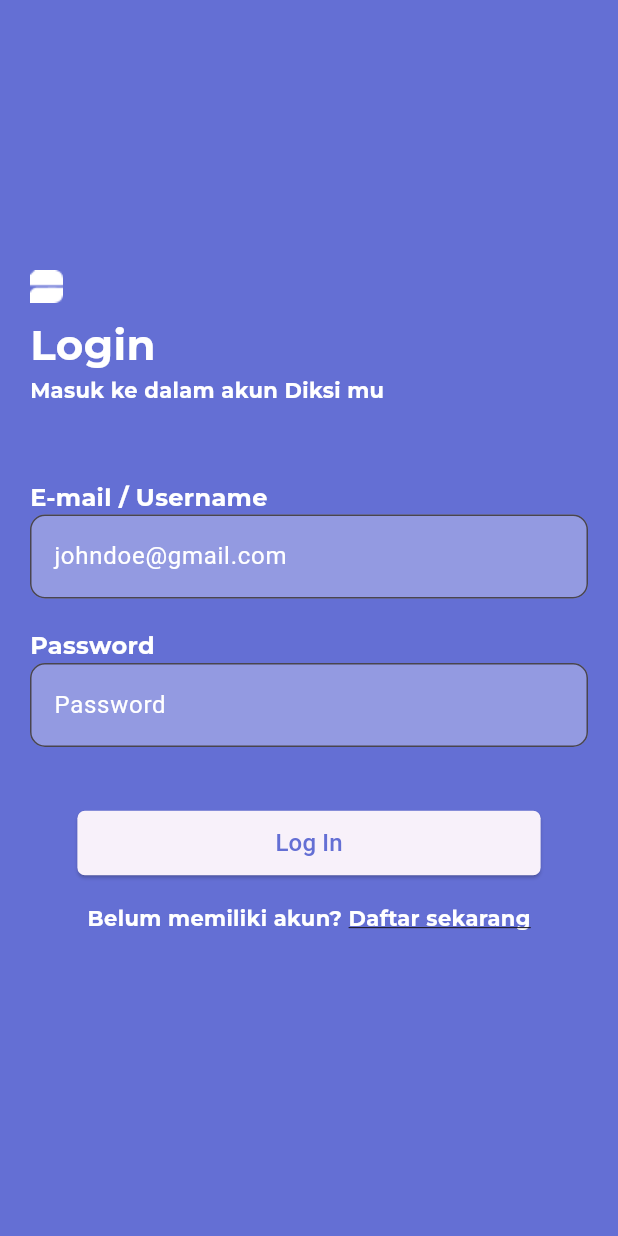
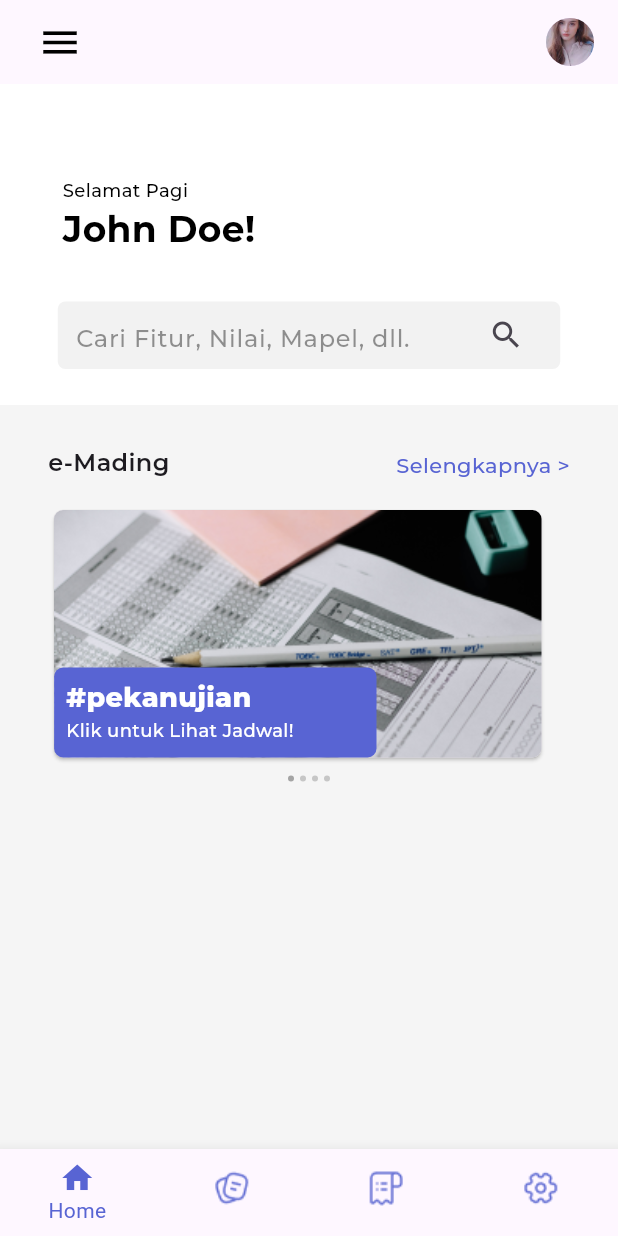
Before and after one commit to adampermana/diksimobile, a Flutter app: the screen it shows after launch, after a tap on "Log In", on a phone screen of 412 x 824 dp. Run offline on Flutter 3.47's test engine with Material 2 defaults, Android fonts, the phone set to English and light mode, and no system bars; drawn by our look-alikes of smooth_page_indicator; our stand-ins replace google_fonts.

Commit message:
commit H2

```diff
--- a/lib/auth/login_page.dart
+++ b/lib/auth/login_page.dart
@@ -1,6 +1,8 @@
 import 'package:flutter/material.dart';
 import 'package:google_fonts/google_fonts.dart';
+// import 'package:myapp/page/home/page_Home.dart';
 import 'package:myapp/auth/SignUpPage.dart';
+import 'package:myapp/page/main_page.dart';
 
 class LoginPage extends StatelessWidget {
   const LoginPage({Key? key}) : super(key: key);
@@ -18,7 +20,7 @@ class LoginPage extends StatelessWidget {
           child: Column(
             crossAxisAlignment: CrossAxisAlignment.start,
             children: [
-              const SizedBox(height: 180),
+              const SizedBox(height: 160),
               Container(
                 margin: const EdgeInsets.only(left: 20, right: 20),
                 child: Column(
@@ -134,7 +136,12 @@ class LoginPage extends StatelessWidget {
                                 'Log In',
                                 style: TextStyle(fontSize: 16),
                               ),
-                              onPressed: () {},
+                              onPressed: () {
+                                Navigator.push
+                                  (context, MaterialPageRoute(builder: (context) => const MainPage(),
+                                ),
+                                );
+                              },
                             ),
                           ),
                         ],
@@ -170,6 +177,7 @@ class LoginPage extends StatelessWidget {
                                 fontWeight: FontWeight.bold,
                                 color: Colors.white,
                                 decoration: TextDecoration.underline,
+                                decorationColor: Colors.white, // Atur warna underline di sini
                               ),
                             ),
                           ),
--- a/lib/main.dart
+++ b/lib/main.dart
@@ -1,7 +1,10 @@
 import 'package:flutter/material.dart';
 import 'package:myapp/auth/login_page.dart';
-import 'package:firebase_core/firebase_core.dart';
-import 'firebase_options.dart';
+// import 'package:myapp/page/home/page_Home.dart';
+// import 'package:myapp/auth/login_page.dart';
+// import 'package:myapp/page/main_page.dart';
+// import 'package:firebase_core/firebase_core.dart';
+// import 'firebase_options.dart';
 
 void main() {
   runApp(const Myapp());
@@ -15,7 +18,7 @@ class Myapp extends StatelessWidget {
   @override
   Widget build(BuildContext context) {
     return MaterialApp(
-      title: 'Flutter Demo',
+      title: 'DiksiMobile',
       theme: ThemeData(
         colorScheme: ColorScheme.fromSeed(seedColor: Colors.deepPurple),
         useMaterial3: true,
--- /dev/null
+++ b/lib/page/PageCard/card1.dart
@@ -0,0 +1,77 @@
+import 'package:flutter/material.dart';
+import 'package:google_fonts/google_fonts.dart';
+
+class Card1 extends StatelessWidget {
+  const Card1({Key? key}) : super(key: key);
+
+  @override
+  Widget build(BuildContext context) {
+    return Scaffold(
+      backgroundColor: Colors.transparent,
+      body: Container(
+        child: Column(
+            children: [
+              Card(
+                elevation: 1,
+                shape: RoundedRectangleBorder(
+                  borderRadius: BorderRadius.circular(6)
+                ),
+                child: Container(
+                  width: 325,
+                  height: 165,
+                  decoration: BoxDecoration(
+                    borderRadius: BorderRadius.circular(6),
+                    image: const DecorationImage(
+                      image: AssetImage('assets/images/mading.png'),
+                      fit: BoxFit.cover
+                    ),
+                  ),
+                  child: Stack(
+                    alignment: Alignment.bottomLeft,
+                    children: [
+                      Positioned(
+                        left: 0.1,
+                        right: 110,
+                        child: Container(
+                          width: 175,
+                          height: 60,
+                          decoration: BoxDecoration(
+                            color: Color(0xFF5864D3),
+                            borderRadius: BorderRadius.circular(6),
+                          ),
+                          child: Padding(
+                            padding: const EdgeInsets.symmetric(vertical: 7, horizontal: 8),
+                            child: Column(
+                              crossAxisAlignment: CrossAxisAlignment.start,
+                              children: [
+                                Text(
+                                  '#pekanujian',
+                                  style: GoogleFonts.montserrat(
+                                    fontSize: 18,
+                                    fontWeight: FontWeight.w800,
+                                    color: Colors.white,
+                                  ),
+                                ),
+                                Text(
+                                  'Klik untuk Lihat Jadwal!',
+                                  style: GoogleFonts.montserrat(
+                                    fontWeight: FontWeight.w500,
+                                    fontSize: 12,
+                                    color: Colors.white,
+                                  ),
+                                )
+                              ],
+                            ),
+                          ),
+                        ),
+                      )
+                    ],
+                  ),
+                ),
+              ),
+            ],
+        ),
+      ),
+    );
+  }
+}
--- /dev/null
+++ b/lib/page/home/page_Home.dart
@@ -0,0 +1,191 @@
+import 'package:flutter/material.dart';
+import 'package:google_fonts/google_fonts.dart';
+import 'package:myapp/page/PageCard/card1.dart';
+import 'package:myapp/page/PageCard/card2.dart';
+import 'package:myapp/page/PageCard/card3.dart';
+import 'package:myapp/page/PageCard/card4.dart';
+import 'package:smooth_page_indicator/smooth_page_indicator.dart';
+
+class HomePage extends StatefulWidget {
+  const HomePage({Key? key}) : super(key: key);
+
+  @override
+  _HomePageState createState() => _HomePageState();
+}
+
+class _HomePageState extends State<HomePage> {
+  final _controller = PageController();
+
+  @override
+  Widget build(BuildContext context) {
+    double w = MediaQuery.of(context).size.width;
+    double h = MediaQuery.of(context).size.height;
+
+    return Scaffold(
+      appBar: AppBar(
+        automaticallyImplyLeading: false, // Tidak menampilkan tombol navigasi kembali
+        elevation: 0, // Menghilangkan bayangan di bawah AppBar
+        title: Row(
+          mainAxisAlignment: MainAxisAlignment.spaceBetween,
+          children: [
+            IconButton(
+              icon: Icon(
+                Icons.menu,
+                color: Colors.black,
+                size: 30,
+              ),
+              onPressed: () {
+                // Tambahkan logika aksi saat tombol menu ditekan
+              },
+            ),
+            CircleAvatar(
+              radius: 16,
+              backgroundImage: AssetImage('assets/images/dasha.jpeg'),
+            ),
+          ],
+        ),
+      ),
+      body: Container(
+        width: w,
+        height: h,
+        color: const Color(0xFFFFFFFF),
+        child: SingleChildScrollView(
+          child: Column(
+            children: [
+              Container(
+                margin: const EdgeInsets.only(right: 200, top: 50),
+                padding: const EdgeInsets.all(12.0),
+                child: Column(
+                  crossAxisAlignment: CrossAxisAlignment.start,
+                  children: [
+                    Text(
+                      'Selamat Pagi',
+                      style: GoogleFonts.montserrat(
+                        fontSize: 12,
+                        fontWeight: FontWeight.w500,
+                        color: Colors.black,
+                      ),
+                    ),
+                    Text(
+                      'John Doe!',
+                      style: GoogleFonts.montserrat(
+                        fontSize: 24.0,
+                        fontWeight: FontWeight.w700,
+                        color: Colors.black,
+                      ),
+                    ),
+                  ],
+                ),
+              ),
+
+              // Search
+              Container(
+                width: 335,
+                height: 45,
+                margin: const EdgeInsets.only(left: 20, right: 20, top: 20),
+                padding: const EdgeInsets.symmetric(horizontal: 12.0),
+                decoration: BoxDecoration(
+                  color: const Color(0x0D000000),
+                  borderRadius: BorderRadius.circular(5.0),
+                ),
+                child: Row(
+                  children: [
+                    Expanded(
+                      child: TextField(
+                        decoration: InputDecoration(
+                          hintText: 'Cari Fitur, Nilai, Mapel, dll.',
+                          hintStyle: GoogleFonts.montserrat(
+                            fontSize: 16,
+                            fontWeight: FontWeight.w500,
+                            color: const Color(0x80292929),
+                          ),
+                          border: InputBorder.none,
+                        ),
+                      ),
+                    ),
+                    IconButton(
+                      icon: Icon(Icons.search),
+                      onPressed: () {
+                        // Tambahkan logika aksi saat tombol search ditekan
+                      },
+                    ),
+                  ],
+                ),
+              ),
+
+              // e-Mading
+              const SizedBox(height: 24),
+              Container(
+                width: w,
+                height: h,
+                color: const Color(0xFFF5F5F5),
+                child: Column(
+                  children: [
+                    Container(
+                      margin: const EdgeInsets.only(left: 20, right: 20, top: 15),
+                      padding: const EdgeInsets.all(12.0),
+                      child: Column(
+                        crossAxisAlignment: CrossAxisAlignment.start,
+                        children: [
+                          Row(
+                            crossAxisAlignment: CrossAxisAlignment.end,
+                            mainAxisAlignment: MainAxisAlignment.spaceBetween,
+                            children: [
+                              Text(
+                                'e-Mading',
+                                style: GoogleFonts.montserrat(
+                                  fontSize: 16,
+                                  fontWeight: FontWeight.w600,
+                                ),
+                              ),
+                              Text(
+                                'Selengkapnya >',
+                                style: GoogleFonts.montserrat(
+                                  fontSize: 14.0,
+                                  fontWeight: FontWeight.w500,
+                                  color: const Color(0xFF5864D3),
+                                ),
+                              ),
+                            ],
+                          ),
+                          const SizedBox(height: 16),
+                          SizedBox(
+                            height: 173,
+                            child: PageView(
+                              controller: _controller,
+                              children: const [
+                                Card1(),
+                                Card2(),
+                                Card3(),
+                                Card4(),
+                              ],
+                            ),
+                          ),
+                          const SizedBox(height: 8),
+                          Align(
+                            alignment: Alignment.center,
+                            child: SmoothPageIndicator(
+                              controller: _controller,
+                              count: 4,
+                              effect: const SwapEffect(
+                                spacing: 4,
+                                dotWidth: 4,
+                                dotHeight: 4,
+                                activeDotColor: Color(0xFFA4A4A4),
+                                dotColor: Color(0xFFC6C6C6),
+                              ),
+                            ),
+                          ),
+                        ],
+                      ),
+                    ),
+                  ],
+                ),
+              ),
+            ],
+          ),
+        ),
+      ),
+    );
+  }
+}
--- /dev/null
+++ b/lib/page/main_page.dart
@@ -0,0 +1,78 @@
+import 'package:flutter/material.dart';
+import 'package:myapp/page/home/page_Home.dart';
+
+class MainPage extends StatefulWidget {
+  const MainPage({Key? key}) : super(key: key);
+
+  @override
+  State<MainPage> createState() => _MainPageState();
+}
+
+class _MainPageState extends State<MainPage> {
+  int _selectedIndex = 0;
+
+  void _onTap(int index){
+    setState(() {
+      _selectedIndex = index;
+    });
+  }
+
+  List<Widget> pages = [
+  HomePage(),
+
+    const Center(
+      child: Text('Note',style: TextStyle(
+        fontSize: 40,
+      ),
+      ),
+    ),
+
+    const Center(
+      child: Text('Receipt',style: TextStyle(
+        fontSize: 40,
+      ),
+      ),
+    ),
+
+    const Center(
+      child: Text('Setting',style: TextStyle(
+        fontSize: 40,
+      ),
+      ),
+    ),
+  ];
+
+  @override
+  Widget build(BuildContext context) {
+    return Scaffold(
+      body: pages[_selectedIndex],
+      bottomNavigationBar: BottomNavigationBar(
+        type: BottomNavigationBarType.fixed,
+        showSelectedLabels: true,
+        showUnselectedLabels: false,
+        selectedItemColor: Color(0xFF5864D3),
+        currentIndex: _selectedIndex,
+        onTap: _onTap,
+        iconSize: 24,
+        items:  [
+          BottomNavigationBarItem(
+            icon: Icon(_selectedIndex ==0 ? Icons.home : Icons.home_outlined),
+            label: 'Home',
+          ),
+          BottomNavigationBarItem(
+            icon: _selectedIndex == 1 ? Image.asset('assets/icons/note.png') : Image.asset('assets/icons/note.png'),
+            label: 'Note',
+          ),
+          BottomNavigationBarItem(
+            icon: _selectedIndex == 2 ? Image.asset('assets/icons/receipt.png') : Image.asset('assets/icons/receipt.png'),
+            label: 'Receipt',
+          ),
+          BottomNavigationBarItem(
+            icon: _selectedIndex == 3 ? Image.asset('assets/icons/setting.png') : Image.asset('assets/icons/setting.png'),
+            label: 'Setting',
+          ),
+        ],
+      ),
+    );
+  }
+}
```
Also changed, not shown: lib/auth/SignUpPage.dart (+2 -7 lines), lib/page/PageCard/card2.dart (added, +77 -0 lines), lib/page/PageCard/card3.dart (added, +77 -0 lines), lib/page/PageCard/card4.dart (added, +77 -0 lines), pubspec.yaml (+13 -11 lines), assets/icons/home.png (added), assets/icons/note.png (added), assets/icons/receipt.png (added), assets/icons/setting.png (added), assets/images/dasha.jpeg (added), assets/images/mading.png (added), assets/images/profile.png (added), lib/home.dart (deleted), pubspec.lock.
